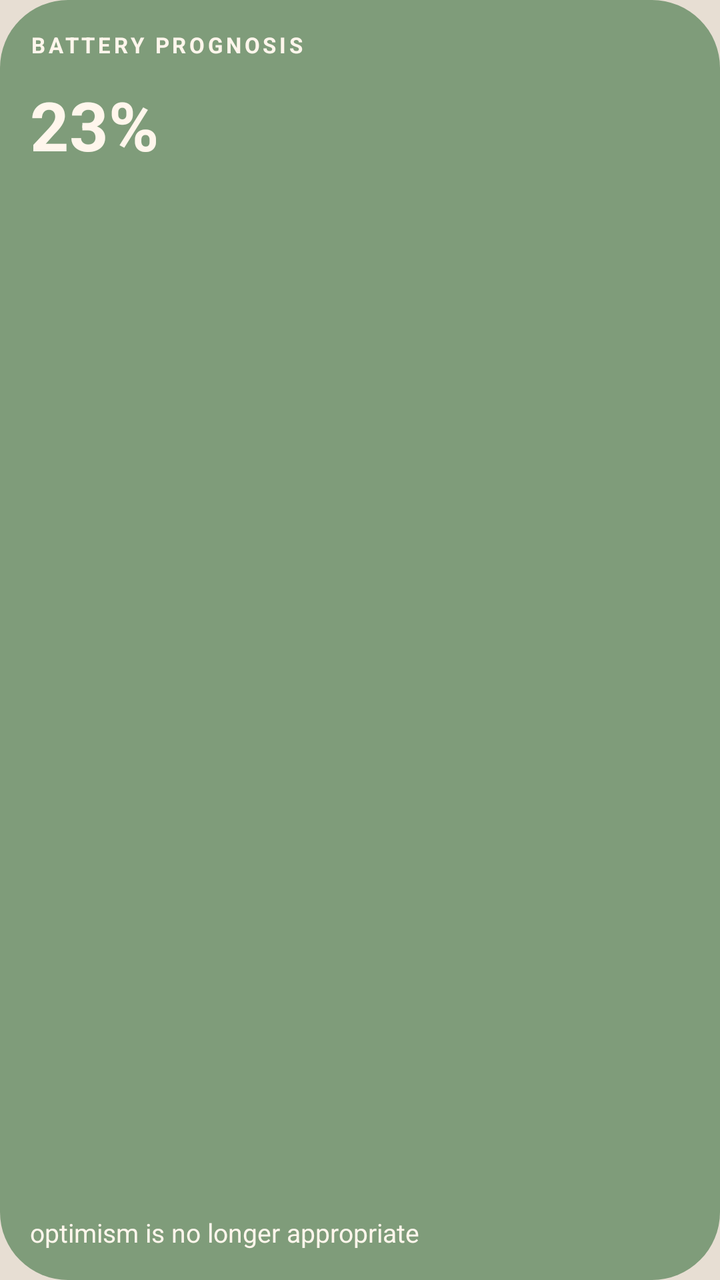
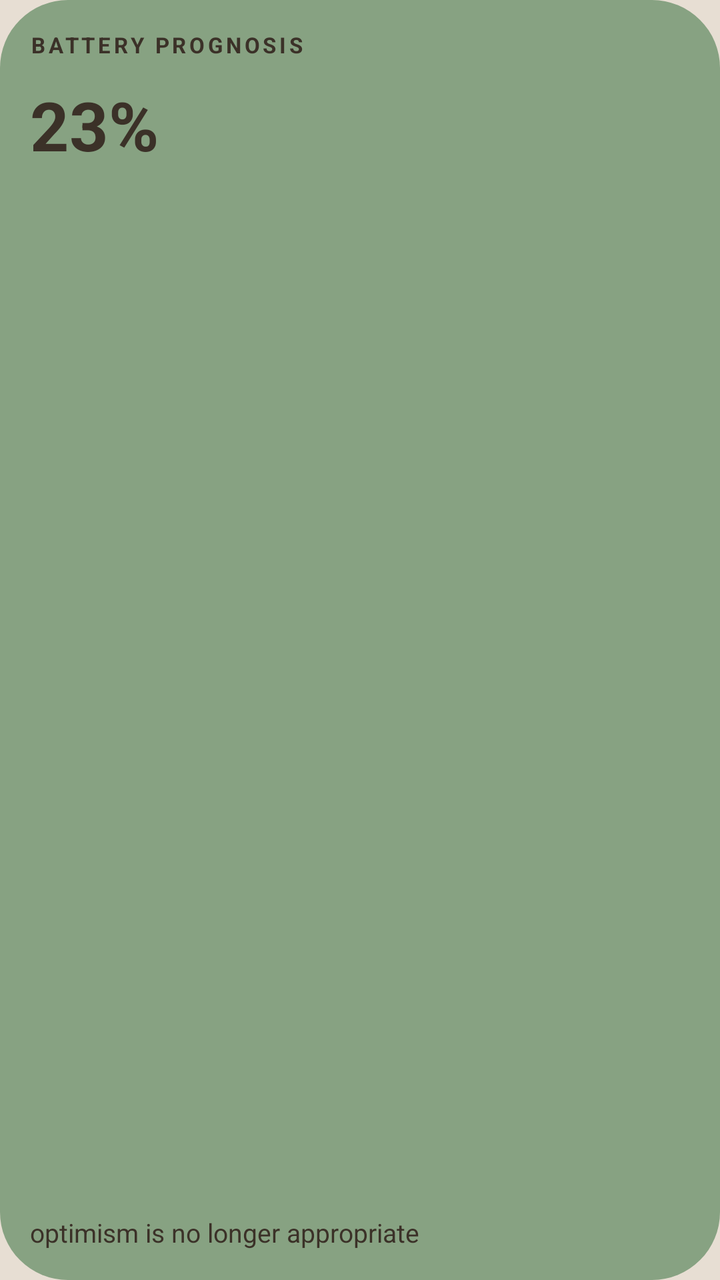

The first picture is an Android layout as it rendered before a commit; the second is the same layout after the commit. The layout source and the unified diff follow.
<!-- AndroidManifest.xml: application theme Theme.SoftDread -->
<!-- res/layout/widget_preview_battery.xml -->
<?xml version="1.0" encoding="utf-8"?>
<LinearLayout xmlns:android="http://schemas.android.com/apk/res/android"
    android:layout_width="match_parent"
    android:layout_height="match_parent"
    android:background="@drawable/tile_battery"
    android:orientation="vertical"
    android:padding="15dp">

    <TextView
        android:layout_width="wrap_content"
        android:layout_height="wrap_content"
        android:letterSpacing="0.14"
        android:text="@string/widget_battery_label"
        android:textAllCaps="true"
        android:textColor="#FFF6EC"
        android:textSize="11sp"
        android:textStyle="bold" />

    <TextView
        android:layout_width="wrap_content"
        android:layout_height="wrap_content"
        android:layout_marginTop="10dp"
        android:text="@string/widget_battery_preview_hero"
        android:textColor="#FFF6EC"
        android:textSize="34sp"
        android:textStyle="bold" />

    <Space
        android:layout_width="match_parent"
        android:layout_height="0dp"
        android:layout_weight="1" />

    <TextView
        android:layout_width="match_parent"
        android:layout_height="wrap_content"
        android:maxLines="3"
        android:text="@string/widget_battery_preview_voice"
        android:textColor="#FFF6EC"
        android:textSize="13sp" />
</LinearLayout>
<!-- resources referenced by this layout -->
<resources>
  <!-- drawable tile_battery (drawable) -->
  <?xml version="1.0" encoding="utf-8"?>
  <shape xmlns:android="http://schemas.android.com/apk/res/android" android:shape="rectangle">
      <solid android:color="#7F9C7A" />
      <corners android:radius="34dp" />
  </shape>
  <string name="widget_battery_label">Battery Prognosis</string>
  <string name="widget_battery_preview_hero">23%</string>
  <string name="widget_battery_preview_voice">optimism is no longer appropriate</string>
  <style name="Theme.SoftDread" parent="android:Theme.Material.Light.NoActionBar">
          <item name="android:windowBackground">@color/wallpaper_light</item>
      </style>
  <color name="wallpaper_light">#E7DED3</color>
</resources>

<!-- the commit's change to res/layout/widget_preview_battery.xml (unified diff, before → after) -->
@@ -12,7 +12,7 @@
         android:letterSpacing="0.14"
         android:text="@string/widget_battery_label"
         android:textAllCaps="true"
-        android:textColor="#FFF6EC"
+        android:textColor="@color/preview_ink_battery"
         android:textSize="11sp"
         android:textStyle="bold" />
 
@@ -21,7 +21,7 @@
         android:layout_height="wrap_content"
         android:layout_marginTop="10dp"
         android:text="@string/widget_battery_preview_hero"
-        android:textColor="#FFF6EC"
+        android:textColor="@color/preview_ink_battery"
         android:textSize="34sp"
         android:textStyle="bold" />
 
@@ -35,6 +35,6 @@
         android:layout_height="wrap_content"
         android:maxLines="3"
         android:text="@string/widget_battery_preview_voice"
-        android:textColor="#FFF6EC"
+        android:textColor="@color/preview_ink_battery"
         android:textSize="13sp" />
 </LinearLayout>
<!-- resource entries referenced after the edit -->
@@ -1,9 +1,10 @@
 <!-- resources referenced by this layout -->
 <resources>
+  <color name="preview_ink_battery">#3B3128</color>
   <!-- drawable tile_battery (drawable) -->
   <?xml version="1.0" encoding="utf-8"?>
   <shape xmlns:android="http://schemas.android.com/apk/res/android" android:shape="rectangle">
-      <solid android:color="#7F9C7A" />
+      <solid android:color="#87A282" />
       <corners android:radius="34dp" />
   </shape>
   <string name="widget_battery_label">Battery Prognosis</string>
